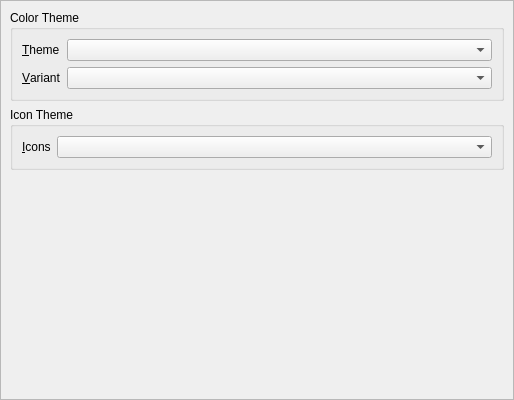
First picture: the form in launcher/ui/pages/global/AppearancePage.ui, repository YongDo-Hyun/Project-Tick-New, before the edit.
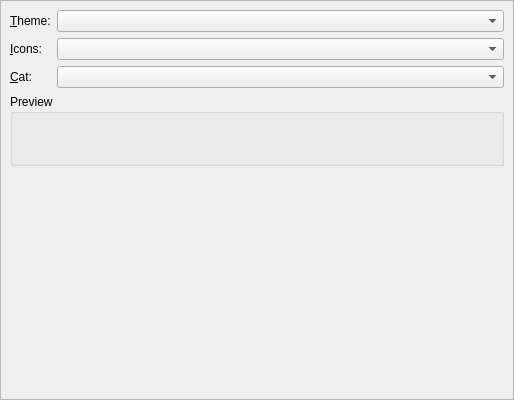
Second picture: the form after the edit.

The edit to the form file:
```diff
--- a/launcher/ui/pages/global/AppearancePage.ui
+++ b/launcher/ui/pages/global/AppearancePage.ui
@@ -37,23 +37,19 @@
      <widget class="QWidget" name="scrollAreaContents">
       <layout class="QVBoxLayout" name="verticalLayout">
        <item>
-        <widget class="QGroupBox" name="colorThemeBox">
-         <property name="title">
-          <string>Color Theme</string>
-         </property>
-         <layout class="QFormLayout" name="colorThemeLayout">
+        <layout class="QGridLayout" name="themeGridLayout">
           <item row="0" column="0">
-           <widget class="QLabel" name="labelThemeFamily">
+          <widget class="QLabel" name="widgetStyleLabel">
             <property name="text">
-             <string>&amp;Theme</string>
+            <string>&amp;Theme:</string>
             </property>
             <property name="buddy">
-             <cstring>themeComboBox</cstring>
+            <cstring>widgetStyleComboBox</cstring>
             </property>
            </widget>
           </item>
           <item row="0" column="1">
-           <widget class="QComboBox" name="themeComboBox">
+          <widget class="QComboBox" name="widgetStyleComboBox">
             <property name="sizePolicy">
              <sizepolicy hsizetype="Expanding" vsizetype="Fixed">
               <horstretch>0</horstretch>
@@ -66,17 +62,40 @@
            </widget>
           </item>
           <item row="1" column="0">
-           <widget class="QLabel" name="labelVariant">
+          <widget class="QLabel" name="iconsLabel">
             <property name="text">
-             <string>&amp;Variant</string>
+            <string>&amp;Icons:</string>
             </property>
             <property name="buddy">
-             <cstring>variantComboBox</cstring>
+            <cstring>iconsComboBox</cstring>
             </property>
            </widget>
           </item>
           <item row="1" column="1">
-           <widget class="QComboBox" name="variantComboBox">
+          <widget class="QComboBox" name="iconsComboBox">
+           <property name="sizePolicy">
+            <sizepolicy hsizetype="Expanding" vsizetype="Fixed">
+             <horstretch>0</horstretch>
+             <verstretch>0</verstretch>
+            </sizepolicy>
+           </property>
+           <property name="focusPolicy">
+            <enum>Qt::StrongFocus</enum>
+           </property>
+          </widget>
+         </item>
+         <item row="2" column="0">
+          <widget class="QLabel" name="catPackLabel">
+           <property name="text">
+            <string>&amp;Cat:</string>
+           </property>
+           <property name="buddy">
+            <cstring>catPackComboBox</cstring>
+           </property>
+          </widget>
+         </item>
+         <item row="2" column="1">
+          <widget class="QComboBox" name="catPackComboBox">
             <property name="sizePolicy">
              <sizepolicy hsizetype="Expanding" vsizetype="Fixed">
               <horstretch>0</horstretch>
@@ -89,34 +108,170 @@
            </widget>
           </item>
          </layout>
-        </widget>
        </item>
        <item>
-        <widget class="QGroupBox" name="iconThemeBox">
+        <widget class="QGroupBox" name="previewBox">
          <property name="title">
-          <string>Icon Theme</string>
+          <string>Preview</string>
          </property>
-         <layout class="QFormLayout" name="iconThemeLayout">
-          <item row="0" column="0">
-           <widget class="QLabel" name="labelIcons">
-            <property name="text">
-             <string>&amp;Icons</string>
+         <layout class="QHBoxLayout" name="previewLayout">
+          <item>
+           <widget class="QToolButton" name="icon1">
+            <property name="enabled">
+             <bool>false</bool>
             </property>
-            <property name="buddy">
-             <cstring>iconThemeComboBox</cstring>
+            <property name="iconSize">
+             <size>
+              <width>24</width>
+              <height>24</height>
+             </size>
             </property>
+            <property name="autoRaise">
+             <bool>true</bool>
+            </property>
            </widget>
           </item>
-          <item row="0" column="1">
-           <widget class="QComboBox" name="iconThemeComboBox">
-            <property name="sizePolicy">
-             <sizepolicy hsizetype="Expanding" vsizetype="Fixed">
-              <horstretch>0</horstretch>
-              <verstretch>0</verstretch>
-             </sizepolicy>
+          <item>
+           <widget class="QToolButton" name="icon2">
+            <property name="enabled">
+             <bool>false</bool>
             </property>
+            <property name="iconSize">
+             <size>
+              <width>24</width>
+              <height>24</height>
+             </size>
+            </property>
+            <property name="autoRaise">
+             <bool>true</bool>
+            </property>
+           </widget>
+          </item>
+          <item>
+           <widget class="QToolButton" name="icon3">
+            <property name="enabled">
+             <bool>false</bool>
+            </property>
+            <property name="iconSize">
+             <size>
+              <width>24</width>
+              <height>24</height>
+             </size>
+            </property>
+            <property name="autoRaise">
+             <bool>true</bool>
+            </property>
+           </widget>
+          </item>
+          <item>
+           <widget class="QToolButton" name="icon4">
+            <property name="enabled">
+             <bool>false</bool>
+            </property>
+            <property name="iconSize">
+             <size>
+              <width>24</width>
+              <height>24</height>
+             </size>
+            </property>
+            <property name="autoRaise">
+             <bool>true</bool>
+            </property>
+           </widget>
+          </item>
+          <item>
+           <widget class="QToolButton" name="icon5">
+            <property name="enabled">
+             <bool>false</bool>
+            </property>
+            <property name="iconSize">
+             <size>
+              <width>24</width>
+              <height>24</height>
+             </size>
+            </property>
+            <property name="autoRaise">
+             <bool>true</bool>
+            </property>
+           </widget>
+          </item>
+          <item>
+           <widget class="QToolButton" name="icon6">
+            <property name="enabled">
+             <bool>false</bool>
+            </property>
+            <property name="iconSize">
+             <size>
+              <width>24</width>
+              <height>24</height>
+             </size>
+            </property>
+            <property name="autoRaise">
+             <bool>true</bool>
+            </property>
+           </widget>
+          </item>
+          <item>
+           <widget class="QToolButton" name="icon7">
+            <property name="enabled">
+             <bool>false</bool>
+            </property>
+            <property name="iconSize">
+             <size>
+              <width>24</width>
+              <height>24</height>
+             </size>
+            </property>
+            <property name="autoRaise">
+             <bool>true</bool>
+            </property>
+           </widget>
+          </item>
+          <item>
+           <widget class="QToolButton" name="icon8">
+            <property name="enabled">
+             <bool>false</bool>
+            </property>
+            <property name="iconSize">
+             <size>
+              <width>24</width>
+              <height>24</height>
+             </size>
+            </property>
+            <property name="autoRaise">
+             <bool>true</bool>
+            </property>
+           </widget>
+          </item>
+          <item>
+           <spacer name="previewSpacer">
+            <property name="orientation">
+             <enum>Qt::Horizontal</enum>
+            </property>
+            <property name="sizeHint" stdset="0">
+             <size>
+              <width>0</width>
+              <height>0</height>
+             </size>
+            </property>
+           </spacer>
+          </item>
+          <item>
+           <widget class="QPushButton" name="catPreview">
             <property name="focusPolicy">
-             <enum>Qt::StrongFocus</enum>
+             <enum>Qt::NoFocus</enum>
+            </property>
+            <property name="text">
+             <string/>
+            </property>
+            <property name="flat">
+             <bool>true</bool>
+            </property>
+            <property name="iconSize">
+             <size>
+              <width>64</width>
+              <height>128</height>
+             </size>
             </property>
            </widget>
           </item>
```
Left out of the diff: 6 changed lines with no effect on the pictures. Lines whose indentation alone changed are shown as unchanged.
